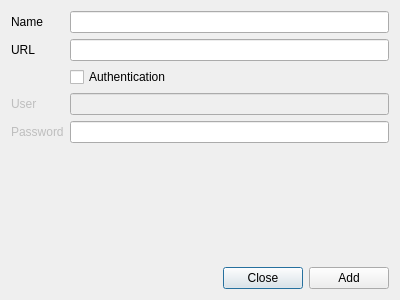
Old version of the form ui/AddServerDialog.ui in the repository germaniumhq/felix.
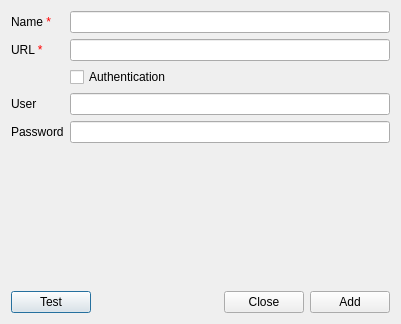
New version of the form.

Commit message: Started work on the add server.

```diff
--- a/ui/AddServerDialog.ui
+++ b/ui/AddServerDialog.ui
@@ -6,8 +6,8 @@
    <rect>
     <x>0</x>
     <y>0</y>
-    <width>400</width>
-    <height>300</height>
+    <width>401</width>
+    <height>324</height>
    </rect>
   </property>
   <property name="windowTitle">
@@ -20,22 +20,19 @@
    <item row="1" column="0">
     <widget class="QLabel" name="label">
      <property name="text">
-      <string>URL</string>
+      <string>URL &lt;span style=&quot;color:red&quot;&gt;*&lt;/span&gt;</string>
      </property>
     </widget>
    </item>
    <item row="0" column="0">
     <widget class="QLabel" name="label_2">
      <property name="text">
-      <string>Name</string>
+      <string>Name &lt;span style=&quot;color:red&quot;&gt;*&lt;/span&gt;</string>
      </property>
     </widget>
    </item>
    <item row="5" column="0">
-    <widget class="QLabel" name="label_5">
-     <property name="enabled">
-      <bool>false</bool>
-     </property>
+    <widget class="QLabel" name="password_label">
      <property name="text">
       <string>Password</string>
      </property>
@@ -51,17 +48,10 @@
     <widget class="QLineEdit" name="password_edit"/>
    </item>
    <item row="4" column="1">
-    <widget class="QLineEdit" name="user_edit">
-     <property name="enabled">
-      <bool>false</bool>
-     </property>
-    </widget>
+    <widget class="QLineEdit" name="user_edit"/>
    </item>
    <item row="4" column="0">
-    <widget class="QLabel" name="label_4">
-     <property name="enabled">
-      <bool>false</bool>
-     </property>
+    <widget class="QLabel" name="user_label">
      <property name="text">
       <string>User</string>
      </property>
@@ -76,6 +66,13 @@
    </item>
    <item row="7" column="0" colspan="2">
     <layout class="QHBoxLayout" name="horizontalLayout">
+     <item>
+      <widget class="QPushButton" name="test_server_button">
+       <property name="text">
+        <string>Test</string>
+       </property>
+      </widget>
+     </item>
      <item>
       <spacer name="horizontalSpacer">
        <property name="orientation">
```
Left out of the diff: 9 changed lines with no effect on the pictures. The commit also changes 16 other files.
